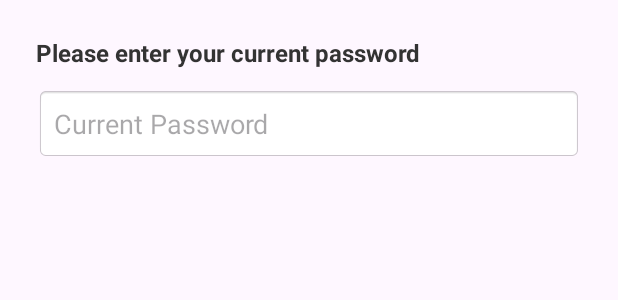
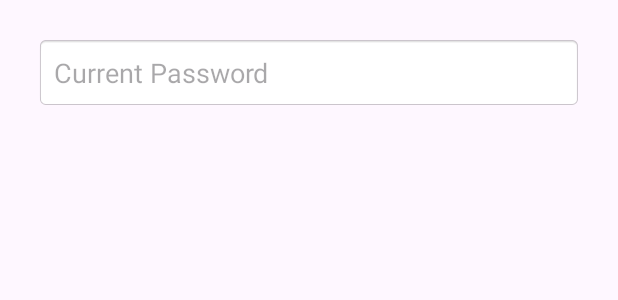
Before and after one commit to yogeshveus/LullabyCare, an Android app: the layout dialog_confirm_password.xml on its own in the app's theme, with its tools: preview values and no code run, on a phone screen of 412 x 824 dp. Shown: the top 300 px of the screen. Run offline under Robolectric (Android 15) with nearby library versions, the phone set to English and light mode, and no system bars.

Commit message:
Minor Changes

```diff
--- a/app/src/main/res/layout/dialog_confirm_password.xml
+++ b/app/src/main/res/layout/dialog_confirm_password.xml
@@ -6,15 +6,6 @@
     android:padding="24dp"
     android:background="?android:attr/windowBackground">
 
-    <TextView
-        android:id="@+id/passwordPromptTitle"
-        android:layout_width="match_parent"
-        android:layout_height="wrap_content"
-        android:text="Please enter your current password"
-        android:textSize="16sp"
-        android:textColor="#333333"
-        android:layout_marginBottom="12dp"
-        android:textStyle="bold" />
 
     <EditText
         android:id="@+id/currentPassword"
```
